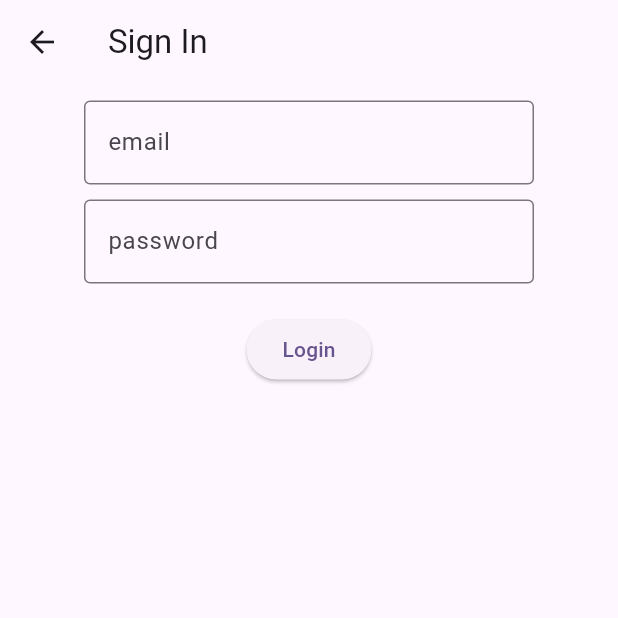
After one commit to Abelmalu/flutter-firebase, a Flutter app: the screen it shows after launch, after a tap on "SignIn here", on a phone screen of 412 x 824 dp, the top half of it. The commit adds this screen. Run offline on Flutter 3.47's test engine with Material 3 defaults, Android fonts, the phone set to English and light mode, and no system bars; our stand-ins replace cloud_firestore, firebase_auth, firebase_core; accounts and stored records are empty.

Commit message:
sign in done

```diff
--- /dev/null
+++ b/lib/login_screen.dart
@@ -0,0 +1,52 @@
+import 'package:flutter/material.dart';
+
+class SignInScreen extends StatefulWidget {
+  const SignInScreen({super.key});
+
+  @override
+  State<SignInScreen> createState() => _SignInScreenState();
+}
+
+class _SignInScreenState extends State<SignInScreen> {
+   final _emailController = TextEditingController();
+  final _passwordController = TextEditingController();
+  final _passwordConfirmationController = TextEditingController();
+  bool _isLoading = false;
+  String? _errorMessage;
+
+  @override
+  Widget build(BuildContext context) {
+    return Scaffold(
+      appBar: AppBar(
+        title: Text('Sign In'),
+      ),
+      body: Center(
+        child: Container(
+          width:300,
+          child: Column(
+            children: [
+              SizedBox(height:11),
+              TextField(
+                controller:_emailController,
+                decoration: InputDecoration(labelText: 'email',border: OutlineInputBorder(),),
+              ),
+              SizedBox(height: 10,),
+              TextField(
+                controller: _passwordController,
+                decoration: InputDecoration(labelText: 'password',border: OutlineInputBorder(),),
+              ),
+                  SizedBox(height: 10,),
+
+                   SizedBox(height: 10,),
+              ElevatedButton(child:Text('Login'),onPressed: (){
+
+
+
+              },)
+            ],
+          ),
+        ),
+      ),
+    );
+  }
+}
--- a/lib/signup_screen.dart
+++ b/lib/signup_screen.dart
@@ -1,5 +1,6 @@
 import 'package:flutter/material.dart';
 import 'package:firebase_auth/firebase_auth.dart';
+import 'package:notesapp/login_screen.dart';
 import 'firebase_options.dart';
 
 class SignupScreen extends StatefulWidget {
@@ -26,7 +27,7 @@ class _SignupScreenState extends State<SignupScreen> {
   Widget build(BuildContext context) {
     return Scaffold(
       appBar: AppBar(
-        title: Text('Sign up'),
+        title: Text('Sign Up'),
       ),
       body: Center(
         child: Container(
@@ -48,6 +49,14 @@ class _SignupScreenState extends State<SignupScreen> {
                 controller: _passwordConfirmationController,
                 decoration: InputDecoration(labelText: 'confirmpassword',border: OutlineInputBorder(),),
               ),
+
+              SizedBox(height: 10,),
+              InkWell(onTap: (){
+                  Navigator.push(context, MaterialPageRoute(builder:(context)=>SignInScreen()));
+
+
+              },child: Text('SignIn here'),),
+
                    SizedBox(height: 10,),
               ElevatedButton(child:Text('sign up'),onPressed: (){
 
```
